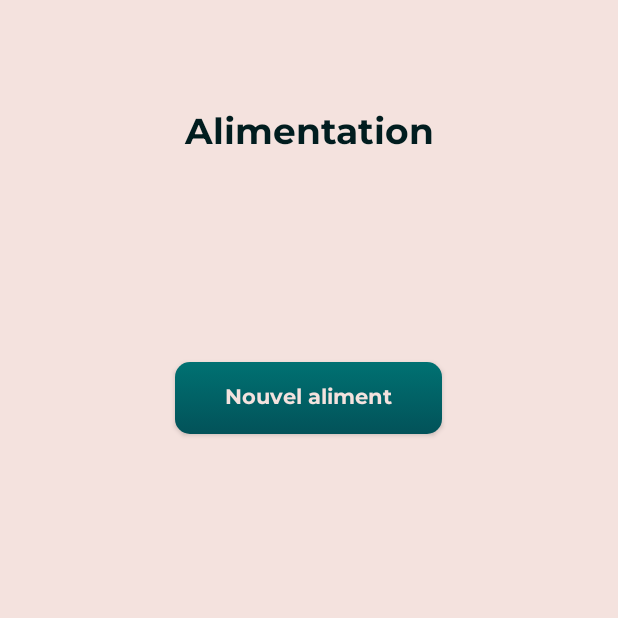
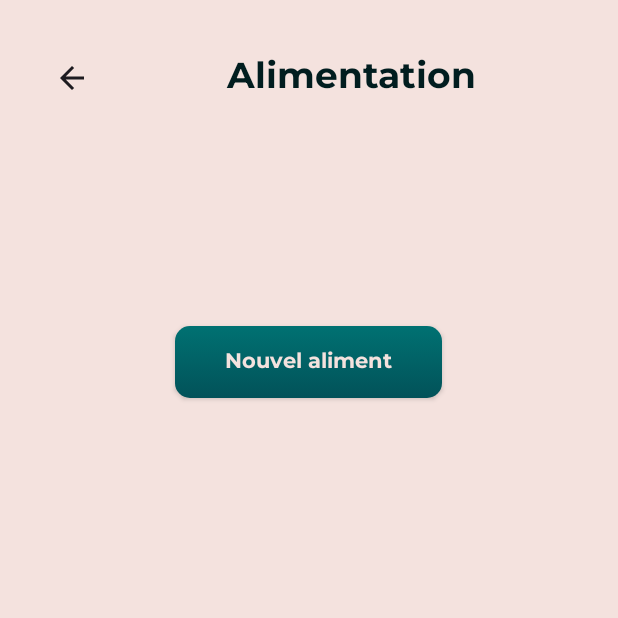
Before and after one commit to mcho75/Bilan-carbone, an Android app: the AlimentationActivity screen opened directly, with no data from a screen before it, on a phone screen of 412 x 824 dp, the top half of it. Run offline under Robolectric (Android 15) with nearby library versions, the phone set to English and light mode, and no system bars; our stand-ins replace Room's generated code; network calls fail.

Commit message:
Ajout d'un bouton retour à alimentation. Visuel à revoir.

```diff
--- a/app/src/main/java/com/example/projetintroductiondepinfo/AlimentationActivity.java
+++ b/app/src/main/java/com/example/projetintroductiondepinfo/AlimentationActivity.java
@@ -8,6 +8,7 @@ import android.widget.GridLayout;
 import android.widget.LinearLayout;
 
 import androidx.appcompat.app.AppCompatActivity;
+import androidx.appcompat.widget.Toolbar;
 
 import com.example.projetintroductiondepinfo.Database.AppDatabase;
 import com.example.projetintroductiondepinfo.Database.Emission;
@@ -29,6 +30,11 @@ public class AlimentationActivity extends AppCompatActivity {
     protected void onCreate(Bundle savedInstanceState) {
         super.onCreate(savedInstanceState);
         setContentView(R.layout.activity_alimentation);
+
+        // mise en place de la barre d'application
+        Toolbar toolbarAlimentation = findViewById(R.id.toolbar_alimentation);
+        setSupportActionBar(toolbarAlimentation);
+        getSupportActionBar().setDisplayHomeAsUpEnabled(true);
 
         // acquisition
         LinearLayout grille = findViewById(R.id.layout_alimentation);
--- a/app/src/main/res/layout/activity_alimentation.xml
+++ b/app/src/main/res/layout/activity_alimentation.xml
@@ -6,18 +6,25 @@
     <LinearLayout
         android:id="@+id/layout_alimentation"
         android:layout_width="match_parent"
-        android:layout_height="match_parent"
+        android:layout_height="wrap_content"
         android:layout_margin="20dp"
         android:orientation="vertical" >
 
-        <TextView
-            android:id="@+id/titre_goodies"
+        <androidx.appcompat.widget.Toolbar
+            android:id="@+id/toolbar_alimentation"
             android:layout_width="match_parent"
             android:layout_height="wrap_content"
-            android:gravity="center"
-            android:text="Alimentation"
-            android:layout_marginTop="50dp"
-            android:textSize="24sp" />
+            android:contextClickable="true"
+            android:theme="?attr/actionBarTheme">
+
+            <TextView
+                android:id="@+id/titre_goodies"
+                android:layout_width="match_parent"
+                android:layout_height="match_parent"
+                android:gravity="center"
+                android:text="@string/alimentation"
+                android:textSize="24sp" />
+        </androidx.appcompat.widget.Toolbar>
 
         <LinearLayout
             android:id="@+id/grille_alimentation"
```
